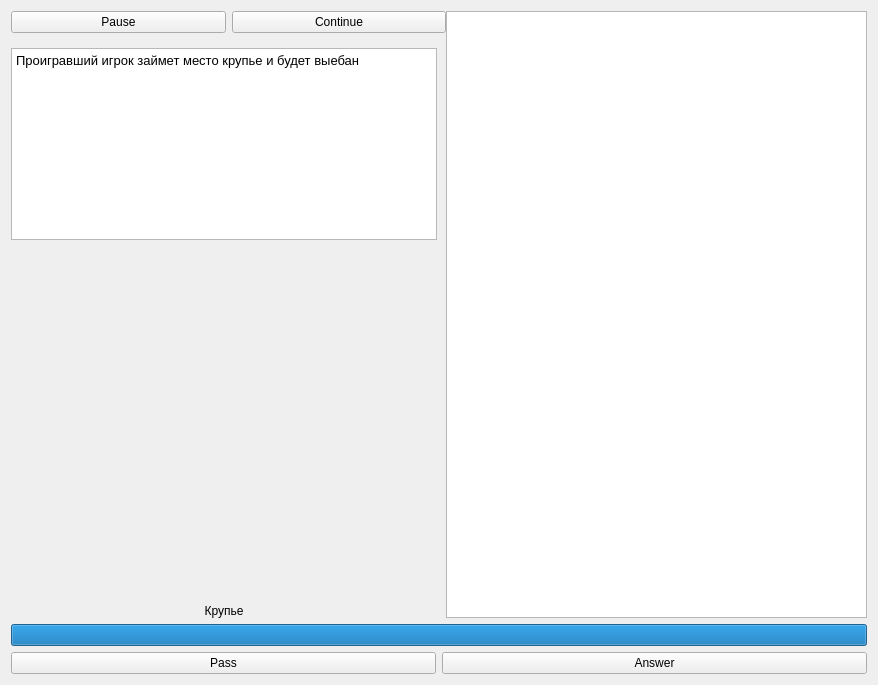
The window that gamescreen.ui (VoiceShifter/SiGame) describes before a commit, drawn with Qt 5.
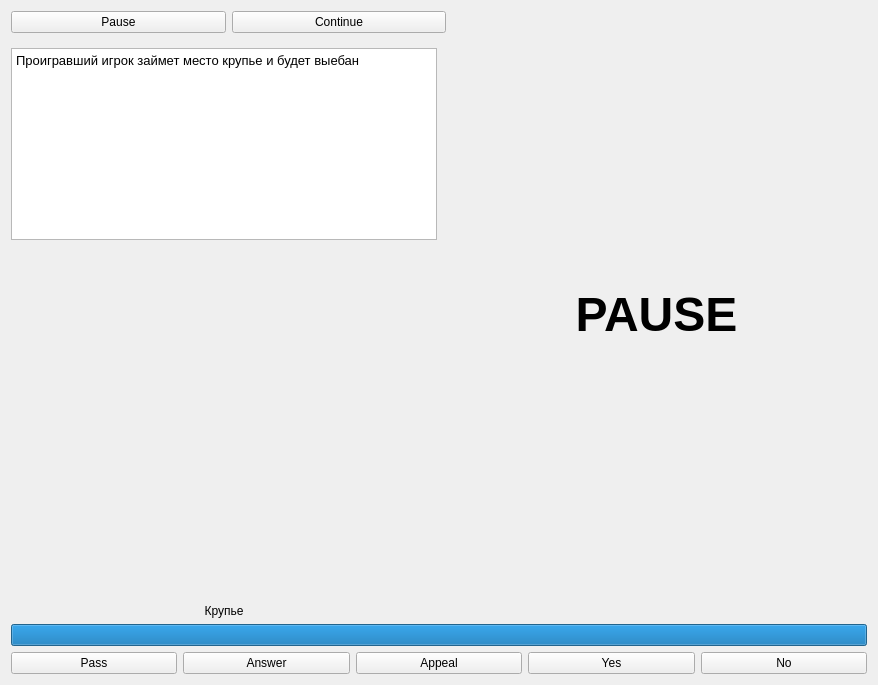
The same window after the commit. The open tabs and pages were chosen to show the change.

```diff
--- a/gamescreen.ui
+++ b/gamescreen.ui
@@ -246,6 +246,26 @@
         </item>
        </layout>
       </widget>
+      <widget class="QWidget" name="pausePage">
+       <layout class="QVBoxLayout" name="pausePageLayout">
+        <item>
+         <widget class="QLabel" name="pauseLabel">
+          <property name="font">
+           <font>
+            <pointsize>36</pointsize>
+            <bold>true</bold>
+           </font>
+          </property>
+          <property name="text">
+           <string>PAUSE</string>
+          </property>
+          <property name="alignment">
+           <set>Qt::AlignmentFlag::AlignCenter</set>
+          </property>
+         </widget>
+        </item>
+       </layout>
+      </widget>
      </widget>
     </widget>
    </item>
@@ -278,6 +298,27 @@
        </property>
       </widget>
      </item>
+     <item>
+      <widget class="QPushButton" name="appealButton">
+       <property name="text">
+        <string>Appeal</string>
+       </property>
+      </widget>
+     </item>
+     <item>
+      <widget class="QPushButton" name="appealYesButton">
+       <property name="text">
+        <string>Yes</string>
+       </property>
+      </widget>
+     </item>
+     <item>
+      <widget class="QPushButton" name="appealNoButton">
+       <property name="text">
+        <string>No</string>
+       </property>
+      </widget>
+     </item>
     </layout>
    </item>
    <item>
```
